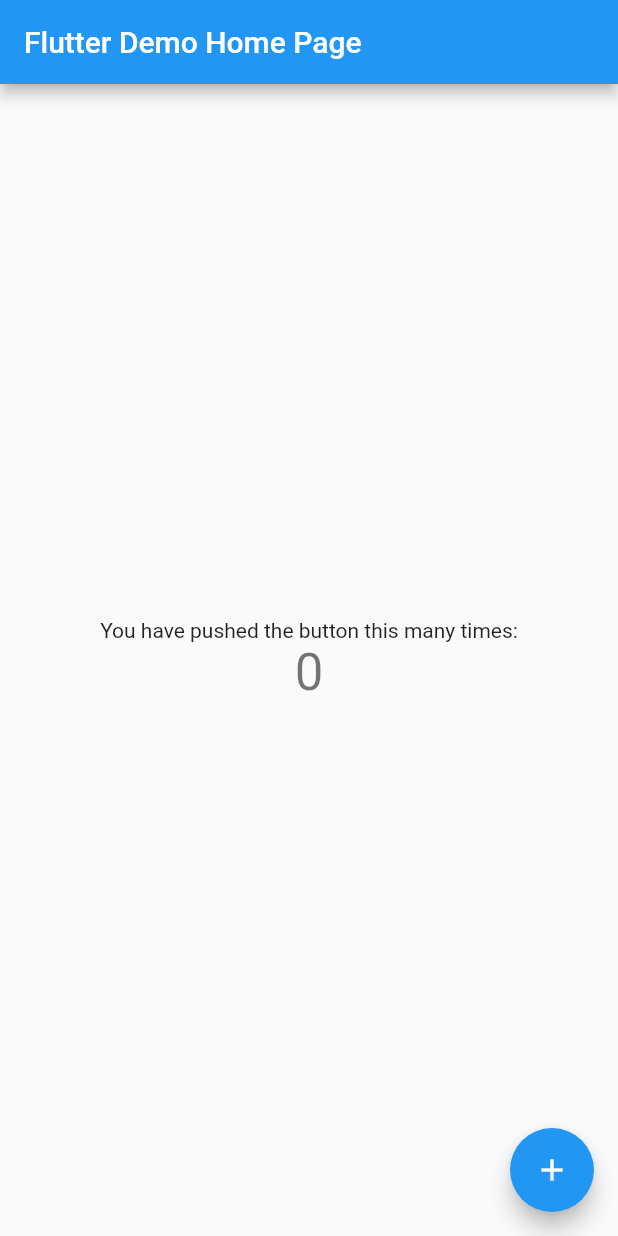
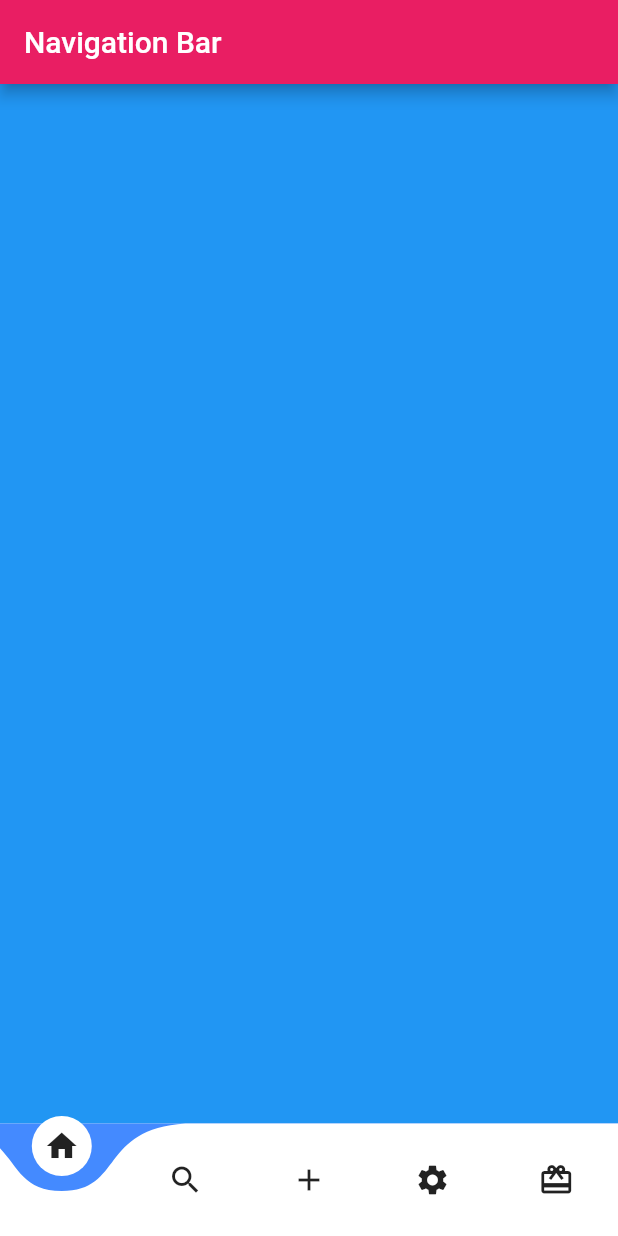
Before and after one commit to AwaisQureshi645/flutter_application_1, a Flutter app: the screen it shows after launch, on a phone screen of 412 x 824 dp. Run offline on Flutter 3.47's test engine with Material 2 defaults, Android fonts, the phone set to English and light mode, and no system bars; drawn by our look-alikes of curved_navigation_bar.

Commit message:
Botton Best design

```diff
--- a/lib/main.dart
+++ b/lib/main.dart
@@ -1,115 +1,82 @@
+// ignore_for_file: prefer_const_constructors, duplicate_import, prefer_const_literals_to_create_immutables, unused_label, use_key_in_widget_constructors
+
+import 'package:curved_navigation_bar/curved_navigation_bar.dart';
 import 'package:flutter/material.dart';
+import 'package:curved_navigation_bar/curved_navigation_bar.dart';
 
 void main() {
-  runApp(const MyApp());
+  runApp((MaterialApp(
+    title: "Navigation Bart",
+    home: HomePage(),
+  )));
 }
 
-class MyApp extends StatelessWidget {
-  const MyApp({Key? key}) : super(key: key);
+String display = '';
+Color color = Colors.blueAccent;
 
-  // This widget is the root of your application.
+class HomePage extends StatelessWidget {
   @override
   Widget build(BuildContext context) {
-    return MaterialApp(
-      title: 'Flutter Demo',
-      theme: ThemeData(
-          // This is the theme of your application.
-          //
-          // Try running your application with "flutter run". You'll see the
-          // application has a blue toolbar. Then, without quitting the app, try
-          // changing the primarySwatch below to Colors.green and then invoke
-          // "hot reload" (press "r" in the console where you ran "flutter run",
-          // or simply save your changes to "hot reload" in a Flutter IDE).
-          // Notice that the counter didn't reset back to zero; the application
-          // is not restarted.
-          //primarySwatch: Color.fromARGB(255, 15, 119, 204),
-          ),
-      home: const MyHomePage(title: 'Flutter Demo Home Page'),
+    return Scaffold(
+      // backgroundColor: Colors.blue,
+      appBar: AppBar(
+        title: Text("Navigation Bar"),
+        backgroundColor: Colors.pink,
+      ),
+      bottomNavigationBar: CurvedNavigationBar(
+          items: [
+            Icon(Icons.home),
+            Icon(Icons.search),
+            Icon(Icons.add),
+            Icon(Icons.settings),
+            Icon(Icons.card_giftcard),
+          ],
+          onTap: (index) {
+            //  setState = setState(() {});
+            if (index == 0) {
+              display = "Home";
+              color:
+              Colors.blueGrey;
+              //   Color = Colors.blueGrey;
+              decoration:
+              BoxDecoration(
+                color: Colors.blueGrey,
+              );
+            } else if (index == 1) {
+              display = "search";
+              //   Color = Colors.blueGrey;
+              decoration:
+              BoxDecoration(
+                color: Colors.green,
+              );
+            } else if (index == 2) {
+              display = "Add";
+              //   Color = Colors.blueGrey;
+              decoration:
+              BoxDecoration(color: Colors.orangeAccent);
+            } else if (index == 3) {
+              display = "Settings";
+              //   Color = Colors.blueGrey;
+              decoration:
+              BoxDecoration(
+                color: Colors.purpleAccent,
+              );
+            } else {
+              display = "gift";
+              //   Color = Colors.blueGrey;
+              decoration:
+              BoxDecoration(
+                color: Color.fromARGB(255, 43, 5, 68),
+              );
+            }
+          }),
+      body: Container(
+        //back
+
+        decoration: BoxDecoration(
+          color: Colors.blue,
+        ),
+      ),
     );
   }
 }
-
-class MyHomePage extends StatefulWidget {
-  const MyHomePage({Key? key, required this.title}) : super(key: key);
-
-  // This widget is the home page of your application. It is stateful, meaning
-  // that it has a State object (defined below) that contains fields that affect
-  // how it looks.
-
-  // This class is the configuration for the state. It holds the values (in this
-  // case the title) provided by the parent (in this case the App widget) and
-  // used by the build method of the State. Fields in a Widget subclass are
-  // always marked "final".
-
-  final String title;
-
-  @override
-  State<MyHomePage> createState() => _MyHomePageState();
-}
-
-class _MyHomePageState extends State<MyHomePage> {
-  int _counter = 0;
-
-  void _incrementCounter() {
-    setState(() {
-      // This call to setState tells the Flutter framework that something has
-      // changed in this State, which causes it to rerun the build method below
-      // so that the display can reflect the updated values. If we changed
-      // _counter without calling setState(), then the build method would not be
-      // called again, and so nothing would appear to happen.
-      _counter++;
-    });
-  }
-
-  @override
-  Widget build(BuildContext context) {
-    // This method is rerun every time setState is called, for instance as done
-    // by the _incrementCounter method above.
-    //
-    // The Flutter framework has been optimized to make rerunning build methods
-    // fast, so that you can just rebuild anything that needs updating rather
-    // than having to individually change instances of widgets.
-    return Scaffold(
-      appBar: AppBar(
-        // Here we take the value from the MyHomePage object that was created by
-        // the App.build method, and use it to set our appbar title.
-        title: Text(widget.title),
-      ),
-      body: Center(
-        // Center is a layout widget. It takes a single child and positions it
-        // in the middle of the parent.
-        child: Column(
-          // Column is also a layout widget. It takes a list of children and
-          // arranges them vertically. By default, it sizes itself to fit its
-          // children horizontally, and tries to be as tall as its parent.
-          //
-          // Invoke "debug painting" (press "p" in the console, choose the
-          // "Toggle Debug Paint" action from the Flutter Inspector in Android
-          // Studio, or the "Toggle Debug Paint" command in Visual Studio Code)
-          // to see the wireframe for each widget.
-          //
-          // Column has various properties to control how it sizes itself and
-          // how it positions its children. Here we use mainAxisAlignment to
-          // center the children vertically; the main axis here is the vertical
-          // axis because Columns are vertical (the cross axis would be
-          // horizontal).
-          mainAxisAlignment: MainAxisAlignment.center,
-          children: <Widget>[
-            const Text(
-              'You have pushed the button this many times:',
-            ),
-            Text(
-              '$_counter',
-              style: Theme.of(context).textTheme.headline4,
-            ),
-          ],
-        ),
-      ),
-      floatingActionButton: FloatingActionButton(
-        onPressed: _incrementCounter,
-        tooltip: 'Increment',
-        child: const Icon(Icons.add),
-      ), // This trailing comma makes auto-formatting nicer for build methods.
-    );
-  }
-}
--- a/pubspec.yaml
+++ b/pubspec.yaml
@@ -34,7 +34,7 @@ dependencies:
   # The following adds the Cupertino Icons font to your application.
   # Use with the CupertinoIcons class for iOS style icons.
   cupertino_icons: ^1.0.2
-
+  curved_navigation_bar: ^1.0.3
 dev_dependencies:
   flutter_test:
     sdk: flutter
```
Also changed, not shown: pubspec.lock, 1 other file.
